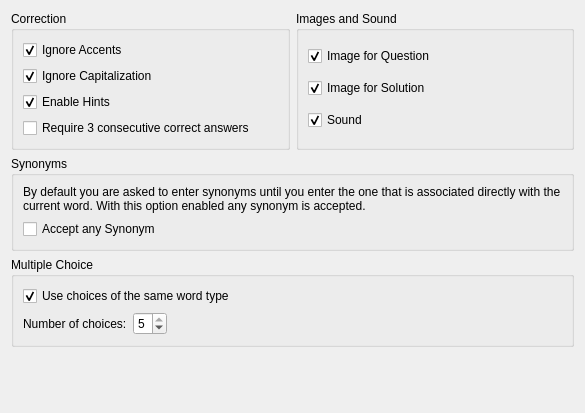
Old version of the form src/configure-practice/advancedpracticeoptions.ui in the repository KDE/parley.
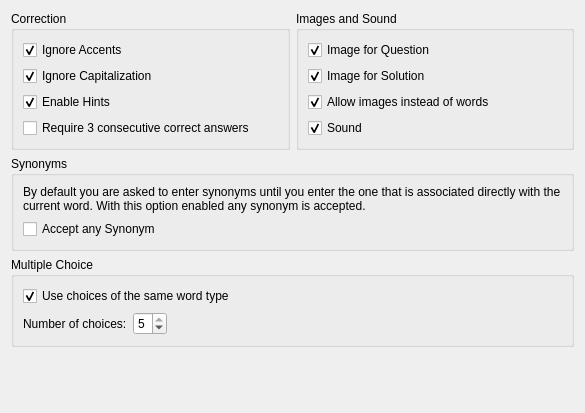
New version of the form. Custom widgets are drawn as their Qt base class.

Commit message:
FEATURE: Allow the use of image instead of word for flashcard training.
FEATURE: 281120
FEATURE: 168672

The edit to the form file:
```diff
--- a/src/configure-practice/advancedpracticeoptions.ui
+++ b/src/configure-practice/advancedpracticeoptions.ui
@@ -104,6 +104,19 @@
         </property>
        </widget>
       </item>
+      <item>
+       <widget class="QCheckBox" name="kcfg_AllowImageInsteadOfWord">
+        <property name="toolTip">
+         <string>Allow using images instead of words in flashcards.</string>
+        </property>
+        <property name="text">
+         <string>Allow images instead of words</string>
+        </property>
+        <property name="checked">
+         <bool>true</bool>
+        </property>
+       </widget>
+      </item>
       <item>
        <widget class="QCheckBox" name="kcfg_PracticeSoundEnabled">
         <property name="toolTip">
@@ -117,22 +130,6 @@
         </property>
        </widget>
       </item>
-      <item>
-       <spacer name="verticalSpacer_2">
-        <property name="orientation">
-         <enum>Qt::Vertical</enum>
-        </property>
-        <property name="sizeType">
-         <enum>QSizePolicy::Minimum</enum>
-        </property>
-        <property name="sizeHint" stdset="0">
-         <size>
-          <width>20</width>
-          <height>0</height>
-         </size>
-        </property>
-       </spacer>
-      </item>
      </layout>
     </widget>
    </item>
```
Left out of the diff: 2 changed lines with no effect on the pictures. The commit also changes 5 other files.
